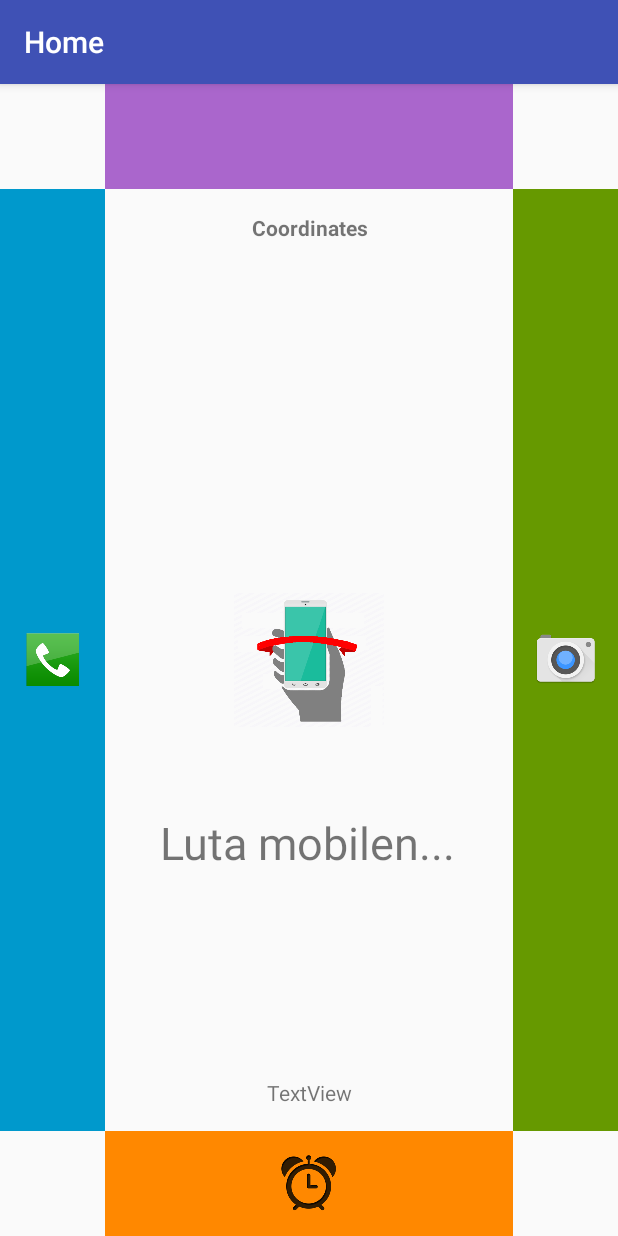
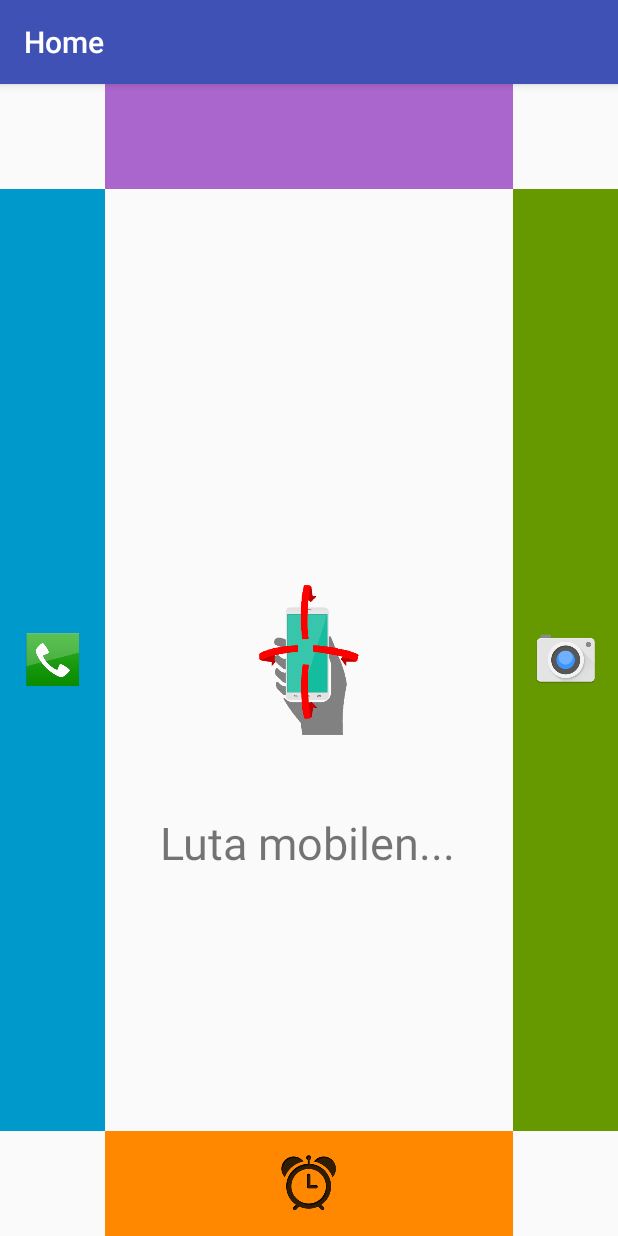
Before and after one commit to JDavidsson/BeyondTouch, an Android app: the screen it shows after launch (MainActivity), on a phone screen of 412 x 824 dp. Run offline under Robolectric (Android 15) with nearby library versions, the phone set to English and light mode, and no system bars.

Commit message:
Changed the tilt image, updated the tilt values to more appropiate threshholds and disabled the textViews for coordinates and tilt feedback.

```diff
--- a/app/src/main/res/layout/fragment_home.xml
+++ b/app/src/main/res/layout/fragment_home.xml
@@ -6,32 +6,6 @@
     android:layout_height="match_parent"
     android:id="@+id/container_fragment_home"
     tools:context="com.example.beyondtouch.HomeFragment">
-
-    <TextView
-        android:id="@+id/coordinates"
-        android:layout_width="127dp"
-        android:layout_height="87dp"
-        android:layout_marginLeft="16dp"
-        android:layout_marginRight="16dp"
-        android:text="Coordinates"
-        android:textAlignment="center"
-        android:textStyle="bold"
-        app:layout_constraintLeft_toLeftOf="parent"
-        app:layout_constraintRight_toRightOf="parent"
-        android:layout_marginStart="16dp"
-        android:layout_marginEnd="16dp"
-        android:layout_marginTop="16dp"
-        app:layout_constraintTop_toBottomOf="@+id/frameLayoutTop" />
-
-    <TextView
-        android:id="@+id/textView2"
-        android:layout_width="wrap_content"
-        android:layout_height="wrap_content"
-        android:layout_marginBottom="16dp"
-        android:text="TextView"
-        app:layout_constraintBottom_toTopOf="@+id/frameLayoutBottom"
-        app:layout_constraintLeft_toLeftOf="parent"
-        app:layout_constraintRight_toRightOf="parent" />
 
     <FrameLayout
         android:id="@+id/frameLayoutBottom"
```
Also changed, not shown: app/src/main/java/com/example/beyondtouch/HomeFragment.java (+11 -11 lines), app/src/main/res/drawable/tilt.png, app/src/main/res/mipmap-hdpi/tilt.png, app/src/main/res/mipmap-mdpi/tilt.png, app/src/main/res/mipmap-xhdpi/tilt.png, app/src/main/res/mipmap-xxhdpi/tilt.png, app/src/main/res/mipmap-xxxhdpi/tilt.png, app/src/main/tilt-web.png, 2 other files.
